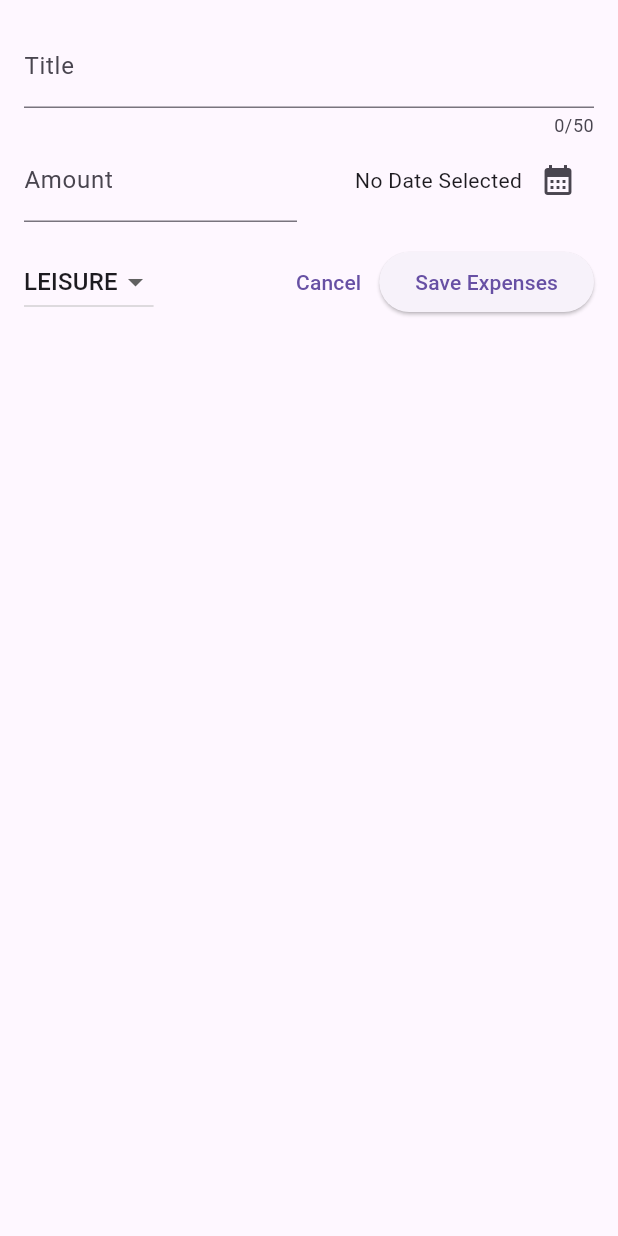
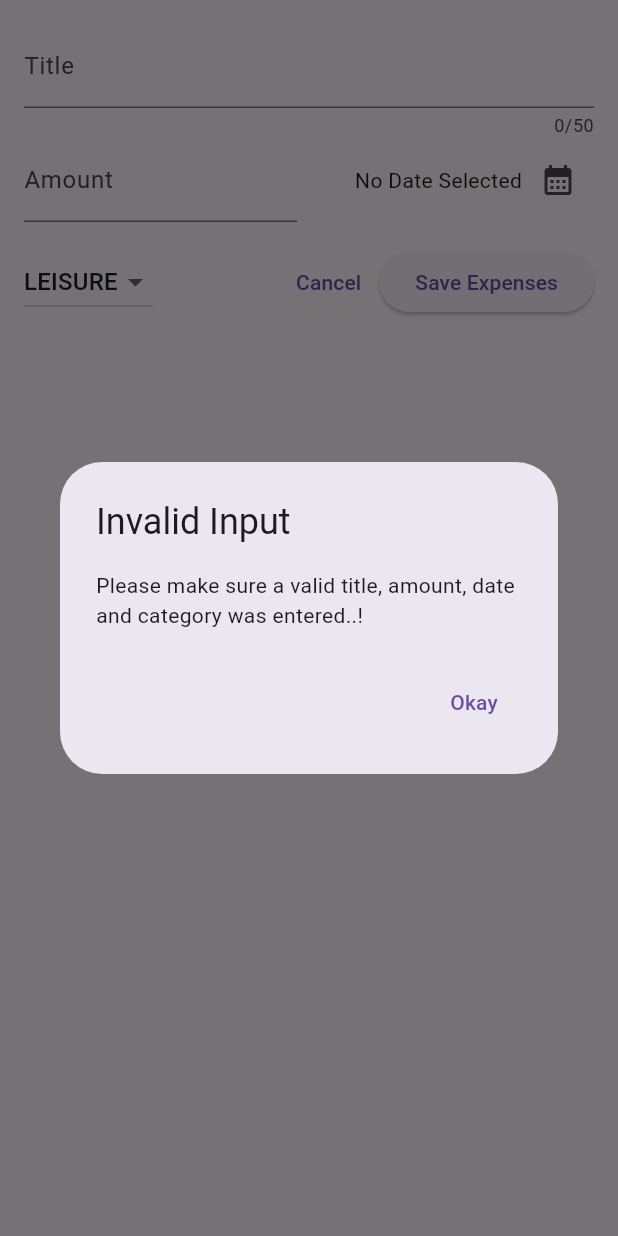
Before and after one commit to Avishka-Dulanjana/Expenses_Tracker, a Flutter app: the NewExpenses widget shown alone on an empty page, opened directly, after a tap on "Save Expenses", on a phone screen of 412 x 824 dp. Run offline on Flutter 3.47's test engine with Material 2 defaults, Android fonts, the phone set to English and light mode, and no system bars.

Commit message:
expenses validation done

```diff
--- a/lib/widgets/new_expenses.dart
+++ b/lib/widgets/new_expenses.dart
@@ -12,11 +12,39 @@ class NewExpenses extends StatefulWidget {
   }
 }
 
+//Validation
 class _NewExpensesState extends State<NewExpenses> {
   final _titleController = TextEditingController();
   final _amountController = TextEditingController();
   DateTime? _selectedDate;
   Category _selectedCategory = Category.leisure;
+
+  void _submitExpensesData() {
+    final enteredAmount = double.tryParse(_amountController
+        .text); // tryParse('Hello') => null, tryParse(12.22) => 12.22
+    final amountIsInvalid = enteredAmount == null || enteredAmount <= 0;
+    if (_titleController.text.trim().isEmpty ||
+        amountIsInvalid ||
+        _selectedDate == null) {
+      showDialog(
+        context: context,
+        builder: (ctx) => AlertDialog(
+          title: const Text('Invalid Input'),
+          content: const Text(
+              'Please make sure a valid title, amount, date and category was entered..!'),
+          actions: [
+            TextButton(
+              onPressed: () {
+                Navigator.pop(ctx);
+              },
+              child: const Text('Okay'),
+            ),
+          ],
+        ),
+      );
+      return;
+    }
+  }
 
   @override
   void dispose() {
@@ -121,10 +149,7 @@ class _NewExpensesState extends State<NewExpenses> {
                 child: const Text('Cancel'),
               ),
               ElevatedButton(
-                onPressed: () {
-                  print(_titleController.text);
-                  print(_amountController.text);
-                },
+                onPressed: _submitExpensesData,
                 child: const Text('Save Expenses'),
               ),
             ],
```
